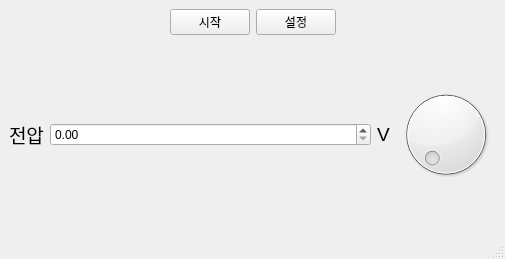
First picture: the form in main_window.ui, repository gkdisdhfl1/PowerSimulator, before the edit.
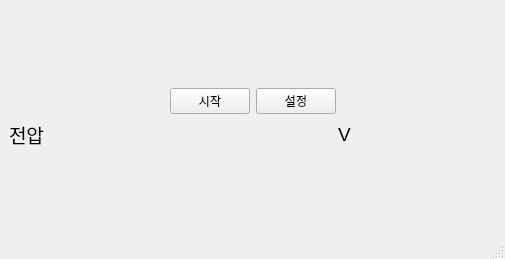
Second picture: the form after the edit. Custom widgets are drawn as their Qt base class.

Commit message: MainWindow에 ValueControlWidget 통합

```diff
--- a/main_window.ui
+++ b/main_window.ui
@@ -82,14 +82,7 @@
          </widget>
         </item>
         <item>
-         <widget class="QDoubleSpinBox" name="valueSpinBox">
-          <property name="sizePolicy">
-           <sizepolicy hsizetype="MinimumExpanding" vsizetype="Fixed">
-            <horstretch>0</horstretch>
-            <verstretch>0</verstretch>
-           </sizepolicy>
-          </property>
-         </widget>
+         <widget class="ValueControlWidget" name="voltageControlWidget" native="true"/>
         </item>
         <item>
          <widget class="QLabel" name="label_2">
@@ -109,16 +102,6 @@
           </property>
          </widget>
         </item>
-        <item>
-         <widget class="FineTuningDial" name="valueDial">
-          <property name="sizePolicy">
-           <sizepolicy hsizetype="Minimum" vsizetype="Minimum">
-            <horstretch>0</horstretch>
-            <verstretch>0</verstretch>
-           </sizepolicy>
-          </property>
-         </widget>
-        </item>
        </layout>
       </item>
      </layout>
@@ -139,9 +122,10 @@
  </widget>
  <customwidgets>
   <customwidget>
-   <class>FineTuningDial</class>
-   <extends>QDial</extends>
-   <header>fine_tuning_dial.h</header>
+   <class>ValueControlWidget</class>
+   <extends>QWidget</extends>
+   <header>value_control_widget.h</header>
+   <container>1</container>
   </customwidget>
  </customwidgets>
  <resources/>
```
The commit also changes 3 other files.
